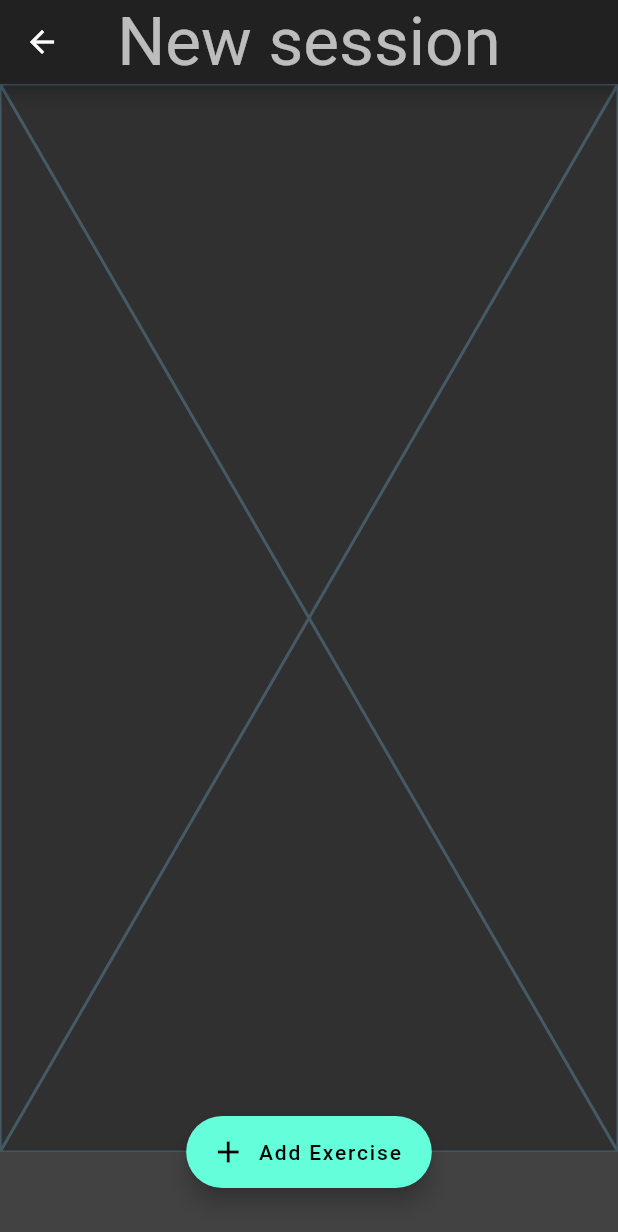
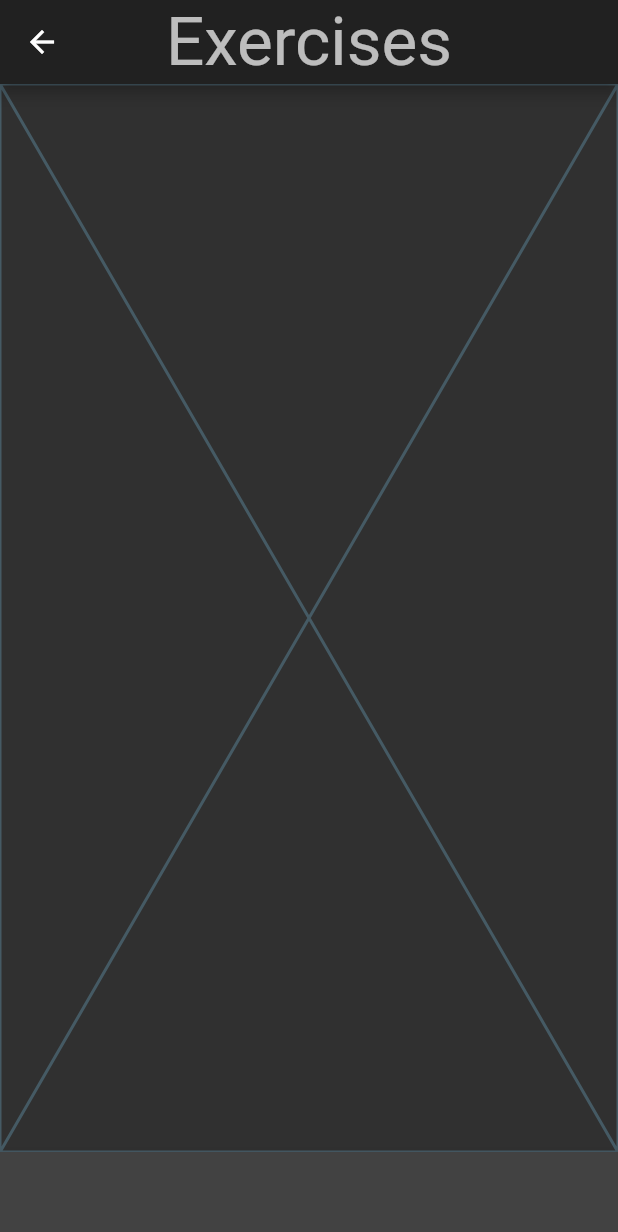
Before and after one commit to SebastBake/gym_app, a Flutter app: the ScreenTemplate screen opened directly, on a phone screen of 412 x 824 dp. Shown: the top 1232 px of the screen. Run offline on Flutter 3.47's test engine with Material 2 defaults, Android fonts, the phone set to English and light mode, and no system bars; our stand-ins replace cloud_firestore, firebase_auth, google_sign_in; accounts and stored records are empty.

Commit message:
add exercises route, and empty screen

```diff
--- a/lib/components/home.dart
+++ b/lib/components/home.dart
@@ -34,7 +34,8 @@ class HomeScreen extends StatelessWidget {
                 children: [
                   RaisedButton(
                     child: Text("Edit Exercise Plan"),
-                    onPressed: () {},
+                    onPressed: () => Navigator.of(context)
+                        .pushNamed(Routes.exercises, arguments: this.authState),
                   ),
                   RaisedButton(
                     child: Text("View Previous Exercise Sessions"),
--- a/lib/main.dart
+++ b/lib/main.dart
@@ -1,5 +1,6 @@
 import 'package:flutter/material.dart';
 import 'package:gym_app/components/error.dart';
+import 'package:gym_app/components/exercises.dart';
 import 'package:gym_app/components/home.dart';
 import 'package:gym_app/components/new_session.dart';
 import 'package:gym_app/components/sessions.dart';
@@ -32,6 +33,11 @@ class _App extends StatelessWidget {
               ),
 
           /////////////////////////////////////////////////
+          /// Handler for the exercises route
+          ///
+          Routes.exercises: (context) => ExercisesScreen(),
+
+          /////////////////////////////////////////////////
           /// Handler for the index route
           ///
           Routes.sessionList: (context) => SessionsScreen(),
--- a/lib/routes.dart
+++ b/lib/routes.dart
@@ -1,5 +1,6 @@
 class Routes {
   static const index = '/';
+  static const exercises = '/exercises';
   static const sessionList = '/sessions';
   static const session = '/sessionBuilder';
 }
```
Also changed, not shown: lib/components/exercises.dart (added, +11 -0 lines).
